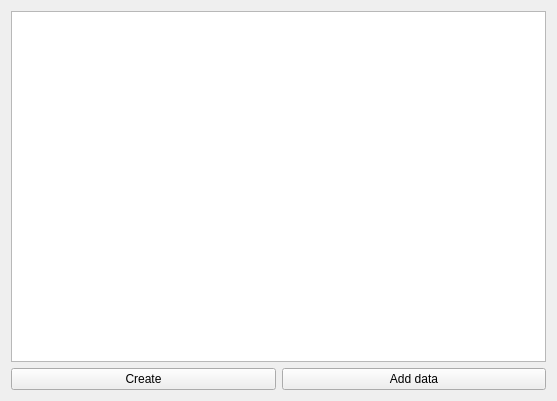
KDE/lokalize, file src/tm/managedatabases.ui: the form before one commit.
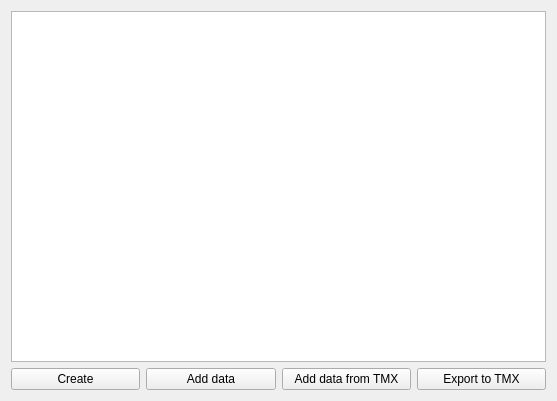
The form after the commit.

Commit message: basic TMX (Translation Memory eXchange) import functionality

The edit to the form file:
```diff
--- a/src/tm/managedatabases.ui
+++ b/src/tm/managedatabases.ui
@@ -26,6 +26,20 @@
         </property>
        </widget>
       </item>
+     <item>
+      <widget class="QPushButton" name="importTMX" >
+       <property name="text" >
+        <string>Add data from TMX</string>
+       </property>
+      </widget>
+     </item>
+     <item>
+      <widget class="QPushButton" name="exportTMX" >
+       <property name="text" >
+        <string>Export to TMX</string>
+       </property>
+      </widget>
+     </item>
      </layout>
     </item>
     <item row="0" column="0" >
```
Lines whose indentation alone changed are shown as unchanged. The commit also changes 12 other files.
